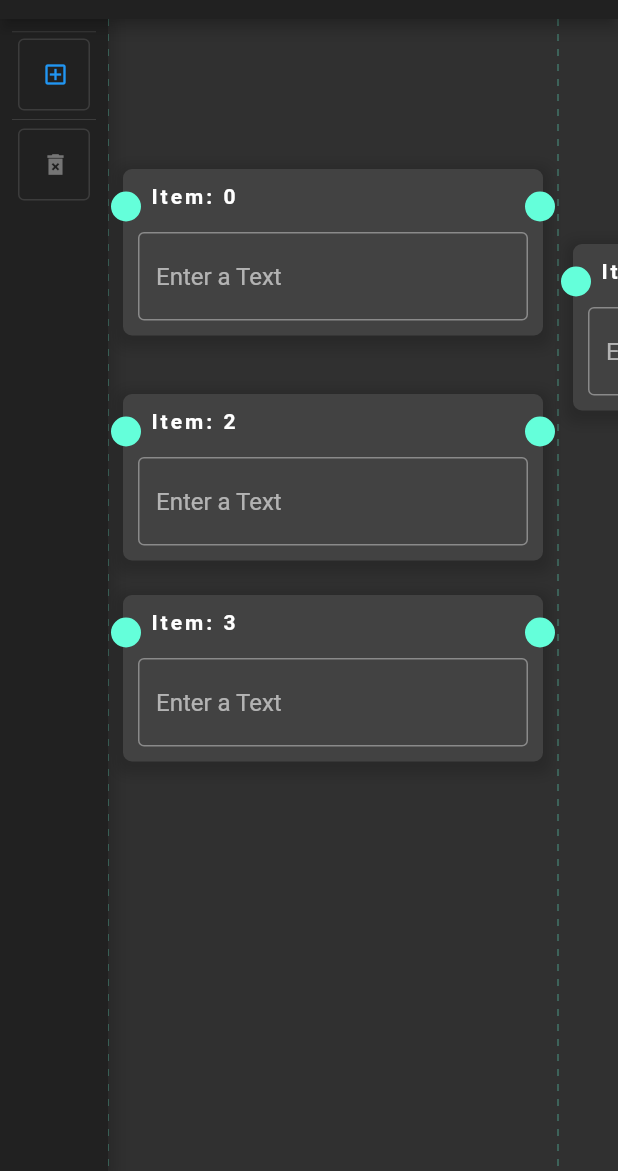
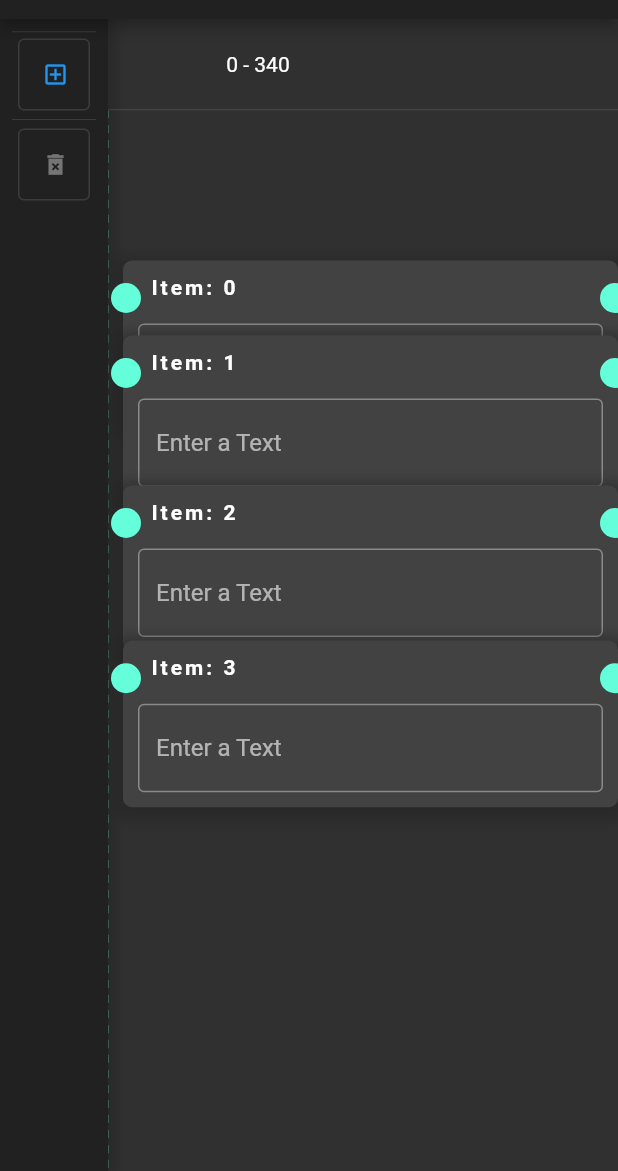
Before and after one commit to YLuchaninov/board, a Flutter app: the screen it shows after launch, after a tap on the "add box" icon, on a phone screen of 412 x 824 dp, the part 65-1236 px from its top. Run offline on Flutter 3.47's test engine with Material 2 defaults, Android fonts, the phone set to English and light mode, and no system bars.

Commit message:
feature: onScroll & content drag limits

```diff
--- /dev/null
+++ b/examples/extended_trello/lib/ui/constants/index.dart
@@ -0,0 +1 @@
+const double COLUMN_WIDTH = 350;
--- a/examples/extended_trello/lib/ui/index.dart
+++ b/examples/extended_trello/lib/ui/index.dart
@@ -1 +1,2 @@
 export 'screens/index.dart';
+export 'constants/index.dart';
--- a/examples/extended_trello/lib/ui/screens/board/painter.dart
+++ b/examples/extended_trello/lib/ui/screens/board/painter.dart
@@ -1,4 +1,6 @@
 import 'package:flutter/material.dart';
+
+import '../../index.dart';
 
 class Painter extends CustomPainter {
   final Color color;
@@ -18,7 +20,7 @@ class Painter extends CustomPainter {
       ).createShader(Rect.fromLTWH(0, 0, 10, 10))
       ..strokeWidth = 1.3;
 
-    for (double x = 0; x < size.width; x += 300) {
+    for (double x = 0; x < size.width; x += COLUMN_WIDTH) {
       final p1 = Offset(x, 0);
       final p2 = Offset(x, size.height);
       canvas.drawLine(p1, p2, vPaint);
--- a/examples/extended_trello/lib/ui/screens/board/screen.dart
+++ b/examples/extended_trello/lib/ui/screens/board/screen.dart
@@ -5,6 +5,7 @@ import 'package:uuid/uuid.dart';
 
 import 'painter.dart';
 import 'widgets/index.dart';
+import '../../index.dart';
 
 class BoardScreen extends StatefulWidget {
   @override
@@ -15,11 +16,17 @@ class _BoardScreenState extends State<BoardScreen> {
   final uuid = Uuid();
   final handlers = <_Handler>[];
   final connections = <Connection<String>>[];
+  final ValueNotifier<RulerPosition> scroller = ValueNotifier<RulerPosition>(
+    RulerPosition(
+      position: Offset.zero,
+      scale: 1,
+    ),
+  );
 
-  bool gridEnabled = true;
-  bool enabled = true;
   int? selected;
   Connection<String>? selectedConnection;
+
+  int columnCount = 1;
 
   @override
   void initState() {
@@ -30,7 +37,7 @@ class _BoardScreenState extends State<BoardScreen> {
         data: [uuid.v1(), uuid.v1()],
       ),
       _Handler(
-        position: Offset(300, 150),
+        position: Offset(COLUMN_WIDTH, 150),
         key: uuid.v1(),
         data: [uuid.v1(), uuid.v1()],
       ),
@@ -111,13 +118,24 @@ class _BoardScreenState extends State<BoardScreen> {
               ],
             ),
             Expanded(
+              child: Column(
+                crossAxisAlignment: CrossAxisAlignment.stretch,
+                children: [
+                  Ruler(
+                    scroller: scroller,
+                    contentWith: 8000,
+                    child: Container(),
+                    contentPadding: EdgeInsets.symmetric(horizontal: 10),
+                  ),
+                  Divider(height: 1),
+                  Expanded(
                     child: Board<_Handler, String>(
-                width: 8000,
+                      width: columnCount * COLUMN_WIDTH,
                       height: 8000,
                       minScale: 1,
                       maxScale: 1,
                       scale: 1,
-                contentPadding: const EdgeInsets.symmetric(horizontal: 10),
+                      boardPadding: const EdgeInsets.symmetric(horizontal: 10),
                       itemBuilder: (context, index) => CardItem(
                         title: 'Item: $index',
                         key: Key(handlers[index].key),
@@ -129,17 +147,24 @@ class _BoardScreenState extends State<BoardScreen> {
                       onPositionChange: (index, offset) => setState(
                         () => handlers[index] = handlers[index].update(offset),
                       ),
-                showGrid: gridEnabled,
-                enabled: enabled,
                       onAddFromSource: (handler, offset) => setState(
                         () => handlers.add(handler.update(offset)),
                       ),
-                anchorSetter: (offset) =>
-                    Offset((offset.dx / 300).round() * 300.0, offset.dy),
+                      anchorSetter: (offset) {
+                        Offset _offset = Offset(
+                          (offset.dx / COLUMN_WIDTH).round() * COLUMN_WIDTH,
+                          offset.dy,
+                        );
+                        if (_offset.dx >= columnCount * COLUMN_WIDTH)
+                          _offset -= Offset(COLUMN_WIDTH,0);
+
+                        return _offset;
+                      },
                       gridPainter: Painter(
                         color: Theme.of(context).accentColor.withOpacity(0.5),
                       ),
-                onSelectChange: (index) => setState(() => selected = index),
+                      onSelectChange: (index) =>
+                          setState(() => selected = index),
                       connections: connections,
                       onConnectionCreate: (String start, String end) {
                         if (start == end) return;
@@ -162,6 +187,14 @@ class _BoardScreenState extends State<BoardScreen> {
                             ? Theme.of(context).accentColor
                             : Colors.red,
                       ),
+                      onScroll: (offset, scale) =>
+                          scroller.value = RulerPosition(
+                        position: -offset,
+                        scale: scale,
+                      ),
+                    ),
+                  ),
+                ],
               ),
             ),
           ],
--- a/examples/extended_trello/lib/ui/screens/board/widgets/card_item.dart
+++ b/examples/extended_trello/lib/ui/screens/board/widgets/card_item.dart
@@ -1,5 +1,7 @@
 import 'package:flutter/material.dart';
 import 'package:board/board.dart';
+
+import '../../../index.dart';
 
 class CardItem extends StatelessWidget with PreferredSizeWidget {
   final String title;
@@ -21,7 +23,7 @@ class CardItem extends StatelessWidget with PreferredSizeWidget {
       children: [
         Container(
           padding: EdgeInsets.symmetric(horizontal: 10),
-          width: 300,
+          width: COLUMN_WIDTH,
           child: Container(
             decoration: BoxDecoration(
               border: Border.all(
@@ -101,7 +103,7 @@ class CardItem extends StatelessWidget with PreferredSizeWidget {
           height: 20,
           child: DrawAnchor<String>(
             alignment: Alignment.centerRight,
-            anchorOffset: Offset(298, 25),
+            anchorOffset: Offset(COLUMN_WIDTH - 2, 25),
             data: anchorData[1],
             child: Container(
               decoration: BoxDecoration(
@@ -116,5 +118,5 @@ class CardItem extends StatelessWidget with PreferredSizeWidget {
   }
 
   @override
-  Size get preferredSize => Size.fromWidth(300);
+  Size get preferredSize => Size.fromWidth(COLUMN_WIDTH);
 }
--- a/examples/extended_trello/lib/ui/screens/board/widgets/index.dart
+++ b/examples/extended_trello/lib/ui/screens/board/widgets/index.dart
@@ -1,3 +1,5 @@
 export 'card_item.dart';
 export 'toolbar.dart';
 export 'button.dart';
+export 'ruler.dart';
+export 'position.dart';
--- /dev/null
+++ b/examples/extended_trello/lib/ui/screens/board/widgets/position.dart
@@ -0,0 +1,20 @@
+import 'package:flutter/material.dart';
+
+class RulerPosition {
+  final Offset position;
+  final double scale;
+
+  RulerPosition({required this.position, required this.scale});
+
+  @override
+  bool operator ==(Object other) =>
+      other is RulerPosition &&
+          other.position == position &&
+          other.scale == scale;
+
+  @override
+  int get hashCode => hashValues(position, scale);
+
+  @override
+  String toString() => 'ScrollPosition[$position - scale:$scale]';
+}
--- /dev/null
+++ b/examples/extended_trello/lib/ui/screens/board/widgets/ruler.dart
@@ -0,0 +1,90 @@
+import 'package:flutter/material.dart';
+
+import 'position.dart';
+
+class Ruler extends StatefulWidget {
+  final ValueNotifier<RulerPosition> scroller;
+  final double contentWith;
+  final EdgeInsets? contentPadding;
+  final Widget child;
+
+  const Ruler({
+    Key? key,
+    required this.scroller,
+    required this.contentWith,
+    required this.child,
+    this.contentPadding,
+  }) : super(key: key);
+
+  @override
+  _RulerState createState() => _RulerState();
+}
+
+class _RulerState extends State<Ruler> {
+  late double scale;
+  late double x;
+
+  @override
+  void initState() {
+    scale = widget.scroller.value.scale;
+    x = widget.scroller.value.position.dx;
+    widget.scroller.addListener(_onScroll);
+    super.initState();
+  }
+
+  @override
+  void didUpdateWidget(covariant Ruler oldWidget) {
+    widget.scroller.addListener(_onScroll);
+    oldWidget.scroller.removeListener(_onScroll);
+    super.didUpdateWidget(oldWidget);
+  }
+
+  @override
+  void dispose() {
+    widget.scroller.removeListener(_onScroll);
+    super.dispose();
+  }
+
+  _onScroll() => setState(() {
+        scale = widget.scroller.value.scale;
+        x = widget.scroller.value.position.dx;
+      });
+
+  @override
+  Widget build(BuildContext context) {
+    return SizedBox(
+      height: 60,
+      child: LayoutBuilder(
+        builder: (BuildContext context, BoxConstraints constraints) {
+          return SizedBox(
+            width: constraints.maxWidth,
+            height: constraints.maxHeight,
+            child: Stack(
+              children: [
+                Positioned(
+                  top: 0,
+                  left: -x * scale,
+                  width: widget.contentWith * scale,
+                  height: constraints.maxHeight,
+                  child: Container(
+                    alignment: Alignment.centerLeft,
+                    padding: widget.contentPadding,
+                    child: widget.child,
+                  ),
+                ),
+                Positioned(
+                  top: 0,
+                  bottom: 0,
+                  left: 0,
+                  width: 200,
+                  child: Center(
+                      child: Text('${x.toInt()} - ${(x + constraints.maxWidth * scale).toInt()}')),
+                ),
+              ],
+            ),
+          );
+        },
+      ),
+    );
+  }
+}
--- a/lib/canvas/canvas.dart
+++ b/lib/canvas/canvas.dart
@@ -32,6 +32,7 @@ class BoardCanvas<H extends Object, T> extends StatefulWidget {
   final IndexedMenuBuilder? menuBuilder;
   final AnchorSetter? anchorSetter;
   final ValueNotifier<bool> drawSate;
+  final EdgeInsets dragPadding;
 
   const BoardCanvas({
     Key? key,
@@ -52,6 +53,7 @@ class BoardCanvas<H extends Object, T> extends StatefulWidget {
     required this.showGrid,
     required this.viewPortKey,
     required this.drawSate,
+    required this.dragPadding,
     this.gridPainter,
     this.onBoardTap,
     this.onSelectChange,
@@ -212,7 +214,7 @@ class _BoardCanvasState<H extends Object, T> extends State<BoardCanvas<H, T>> {
           widget.onDragging(i, _offset, _anchors);
 
           // hide menu when drag selected item
-          if(selected == i) {
+          if (selected == i) {
             selected = null;
             WidgetsBinding.instance!.addPostFrameCallback((_) {
               widget.onSelectChange?.call(null);
@@ -223,6 +225,12 @@ class _BoardCanvasState<H extends Object, T> extends State<BoardCanvas<H, T>> {
         onTap: _createOnItemTap(i),
         onLongPress: _createOnItemLongPress(i),
         anchorSetter: widget.anchorSetter,
+        draggingLimits: Rect.fromLTWH(
+          widget.dragPadding.left,
+          widget.dragPadding.top,
+          widget.width - widget.dragPadding.horizontal,
+          widget.height - widget.dragPadding.vertical,
+        ),
       ));
       keys.add(child.key);
     }
--- a/lib/canvas/item.dart
+++ b/lib/canvas/item.dart
@@ -17,6 +17,7 @@ class BoardItem<T> extends StatefulWidget {
   final VoidCallback onTap;
   final VoidCallback onLongPress;
   final AnchorSetter? anchorSetter;
+  final Rect draggingLimits;
 
   const BoardItem({
     Key? key,
@@ -28,6 +29,7 @@ class BoardItem<T> extends StatefulWidget {
     required this.onTap,
     required this.onLongPress,
     required this.anchorSetter,
+    required this.draggingLimits,
   }) : super(key: key);
 
   @override
@@ -121,6 +123,17 @@ class BoardItemState<T> extends State<BoardItem<T>>
     return (event) {
       setState(() {
         _position += event.delta;
+
+        // set limits
+        if (_position.dy < widget.draggingLimits.top)
+          _position = Offset(_position.dx, widget.draggingLimits.top);
+        if (_position.dy > widget.draggingLimits.bottom)
+          _position = Offset(_position.dx, widget.draggingLimits.bottom);
+        if (_position.dx < widget.draggingLimits.left)
+          _position = Offset(widget.draggingLimits.left, _position.dy);
+        if (_position.dx > widget.draggingLimits.right)
+          _position = Offset(widget.draggingLimits.right, _position.dy);
+
         _requestToUpdate();
       });
     };
--- a/lib/core/board.dart
+++ b/lib/core/board.dart
@@ -35,8 +35,10 @@ class Board<H extends Object, T> extends StatefulWidget {
   final OnConnectionCreate<T>? onConnectionCreate;
   final ValueChanged<Connection<T>?>? onConnectionTap;
   final bool showTapZones;
-  final EdgeInsets contentPadding;
+  final EdgeInsets boardPadding;
+  final EdgeInsets dragPadding;
   final PainterBuilder<T>? painterBuilder;
+  final OnScroll? onScroll;
 
   const Board({
     Key? key,
@@ -47,7 +49,8 @@ class Board<H extends Object, T> extends StatefulWidget {
     required this.onPositionChange,
     required this.height,
     required this.width,
-    this.contentPadding = const EdgeInsets.all(0),
+    this.boardPadding = const EdgeInsets.all(0),
+    this.dragPadding = const EdgeInsets.all(30),
     this.scale,
     this.maxScale = 3.0,
     this.minScale = 0.5,
@@ -70,6 +73,7 @@ class Board<H extends Object, T> extends StatefulWidget {
     this.onConnectionTap,
     this.showTapZones = false,
     this.painterBuilder,
+    this.onScroll,
   }) : super(key: key);
 
   @override
@@ -134,7 +138,8 @@ class _BoardState<H extends Object, T> extends State<Board<H, T>> {
         widget.onScaleChange?.call(scale);
       });
 
-    // todo make scroll bar
+    final translation = controller.value.getTranslation();
+    widget.onScroll?.call(Offset(translation.x, translation.y),newScale);
   }
 
   @override
@@ -148,7 +153,7 @@ class _BoardState<H extends Object, T> extends State<Board<H, T>> {
         scaleEnabled: !drawSate.value,
         constrained: false,
         panEnabled: !drawSate.value,
-        boundaryMargin: widget.contentPadding,
+        boundaryMargin: widget.boardPadding,
         child: ConnectionPainter<T>(
           enabled: widget.enabled,
           itemCount: widget.itemCount,
@@ -193,6 +198,7 @@ class _BoardState<H extends Object, T> extends State<Board<H, T>> {
             anchorSetter: widget.anchorSetter,
             onBoardTap: widget.onBoardTap,
             drawSate: drawSate,
+            dragPadding: widget.dragPadding,
           ),
         ),
       ),
--- a/lib/core/types.dart
+++ b/lib/core/types.dart
@@ -21,3 +21,4 @@ typedef void OnDragging<T>(Offset offset, Map<T, Offset> anchors);
 typedef void OnIndexedDragging<T>(int index, Offset position, Map<T, Offset> anchors);
 typedef void SetAlignment<T>(T data, Alignment? alignment);
 typedef ConnectionPainter PainterBuilder<T>(Connection<T> connection);
+typedef void OnScroll(Offset offset, double scale);
```
Also changed, not shown: 1 other file. Lines whose indentation alone changed are shown as unchanged.
